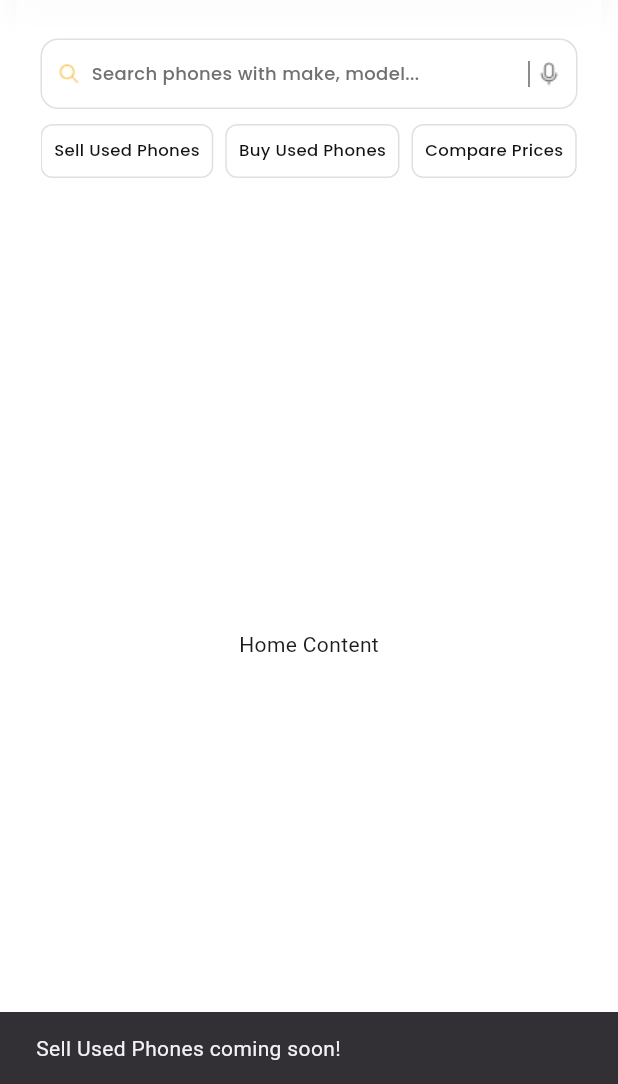
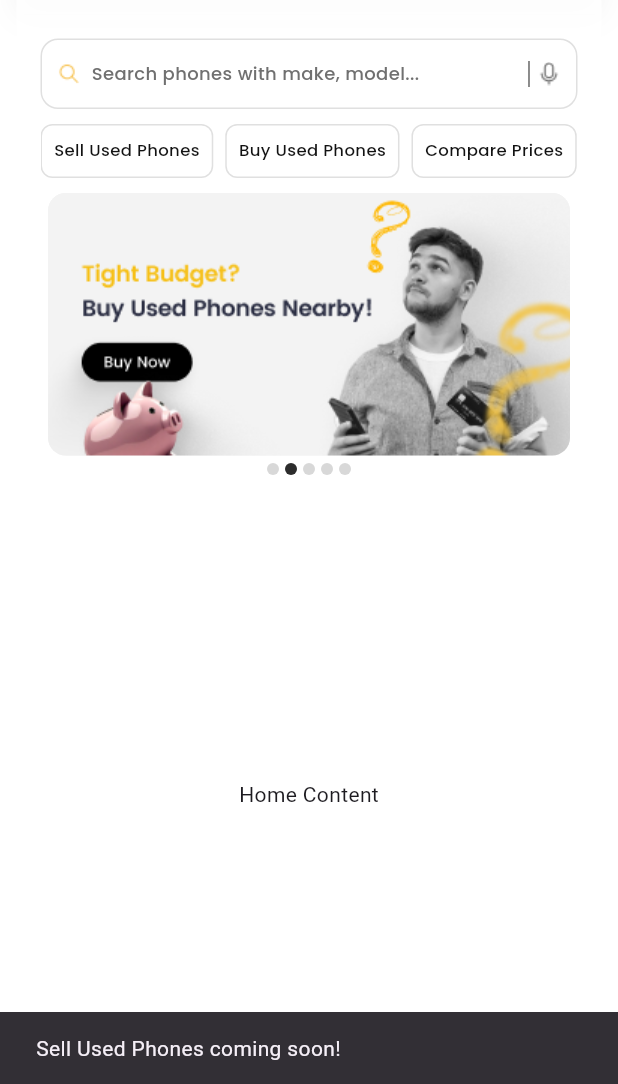
Before and after one commit to rajchheda242/oruphones_app, a Flutter app: the screen it shows after launch, after a tap on "Sell Used Phones", on a phone screen of 412 x 824 dp, the part 152-1236 px from its top. Run offline on Flutter 3.47's test engine with Material 3 defaults, Android fonts, the phone set to English and light mode, and no system bars; our stand-ins replace dio, firebase_core, firebase_messaging, google_fonts, lottie, permission_handler and 3 more; accounts and stored records are empty.

Commit message:
Add phone banners to home view
- Update pubspec.yaml to include new banner assets
- Remove old banner files with inconsistent naming
- Add PhoneBanners widget to home view
- Include spacing between navigation buttons and banners

```diff
--- a/lib/ui/views/home/home_view.dart
+++ b/lib/ui/views/home/home_view.dart
@@ -4,6 +4,7 @@ import 'package:google_fonts/google_fonts.dart';
 import 'home_viewmodel.dart';
 import 'widgets/home_menu_bar.dart';
 import 'widgets/phone_nav_button.dart';
+import 'widgets/phone_banners.dart';
 
 class HomeView extends StackedView<HomeViewModel> {
   const HomeView({Key? key}) : super(key: key);
@@ -154,6 +155,8 @@ class HomeView extends StackedView<HomeViewModel> {
                           ),
                         ),
                       ),
+                      const SizedBox(height: 10),
+                      const PhoneBanners(),
                     ],
                   ),
                 ),
--- /dev/null
+++ b/lib/ui/views/home/widgets/phone_banners.dart
@@ -0,0 +1,109 @@
+import 'package:flutter/material.dart';
+import 'dart:async';
+
+class PhoneBanners extends StatefulWidget {
+  const PhoneBanners({Key? key}) : super(key: key);
+
+  @override
+  State<PhoneBanners> createState() => _PhoneBannersState();
+}
+
+class _PhoneBannersState extends State<PhoneBanners> {
+  final PageController _pageController = PageController();
+  int _currentPage = 0;
+  Timer? _timer;
+
+  final List<String> banners = [
+    'assets/banners/banner1.png',
+    'assets/banners/banner2.png',
+    'assets/banners/banner3.png',
+    'assets/banners/banner4.png',
+    'assets/banners/banner5.png',
+  ];
+
+  @override
+  void initState() {
+    super.initState();
+    _startAutoPlay();
+  }
+
+  @override
+  void dispose() {
+    _timer?.cancel();
+    _pageController.dispose();
+    super.dispose();
+  }
+
+  void _startAutoPlay() {
+    _timer = Timer.periodic(const Duration(seconds: 5), (Timer timer) {
+      if (_currentPage < banners.length - 1) {
+        _currentPage++;
+      } else {
+        _currentPage = 0;
+      }
+      _pageController.animateToPage(
+        _currentPage,
+        duration: const Duration(milliseconds: 350),
+        curve: Curves.easeIn,
+      );
+    });
+  }
+
+  @override
+  Widget build(BuildContext context) {
+    return SizedBox(
+      width: 358,
+      height: 190,
+      child: Column(
+        children: [
+          SizedBox(
+            height: 175,
+            child: PageView.builder(
+              controller: _pageController,
+              onPageChanged: (int page) {
+                setState(() {
+                  _currentPage = page;
+                });
+              },
+              itemCount: banners.length,
+              itemBuilder: (context, index) {
+                return Container(
+                  margin: const EdgeInsets.symmetric(horizontal: 5),
+                  decoration: BoxDecoration(
+                    borderRadius: BorderRadius.circular(11.88),
+                    color: const Color(0xFFF3F3F3),
+                  ),
+                  child: ClipRRect(
+                    borderRadius: BorderRadius.circular(11.88),
+                    child: Image.asset(
+                      banners[index],
+                      fit: BoxFit.cover,
+                    ),
+                  ),
+                );
+              },
+            ),
+          ),
+          const SizedBox(height: 5),
+          Row(
+            mainAxisAlignment: MainAxisAlignment.center,
+            children: List.generate(
+              banners.length,
+              (index) => Container(
+                margin: const EdgeInsets.symmetric(horizontal: 2),
+                width: 8,
+                height: 8,
+                decoration: BoxDecoration(
+                  shape: BoxShape.circle,
+                  color: _currentPage == index
+                      ? const Color(0xFF2C2C2C)
+                      : const Color(0xFFD8D8D8),
+                ),
+              ),
+            ),
+          ),
+        ],
+      ),
+    );
+  }
+}
--- a/pubspec.yaml
+++ b/pubspec.yaml
@@ -51,3 +51,9 @@ flutter:
     - assets/icons/search.png
     - assets/icons/mic.png
     - assets/icons/new.png
+    - assets/banners/banner1.png
+    - assets/banners/banner2.png
+    - assets/banners/banner3.png
+    - assets/banners/banner4.png
+    - assets/banners/banner5.png
+    - assets/banners/  # Add this line
```
Also changed, not shown: assets/banners/banner1.png (renamed from assets/banners/Banner 1.png), assets/banners/banner2.png (renamed from assets/banners/Banner 2.png), assets/banners/banner3.png (renamed from assets/banners/Banner 3.png), assets/banners/banner4.png (renamed from assets/banners/Banner 4.png), assets/banners/banner5.png (renamed from assets/banners/Banner 5.png).
